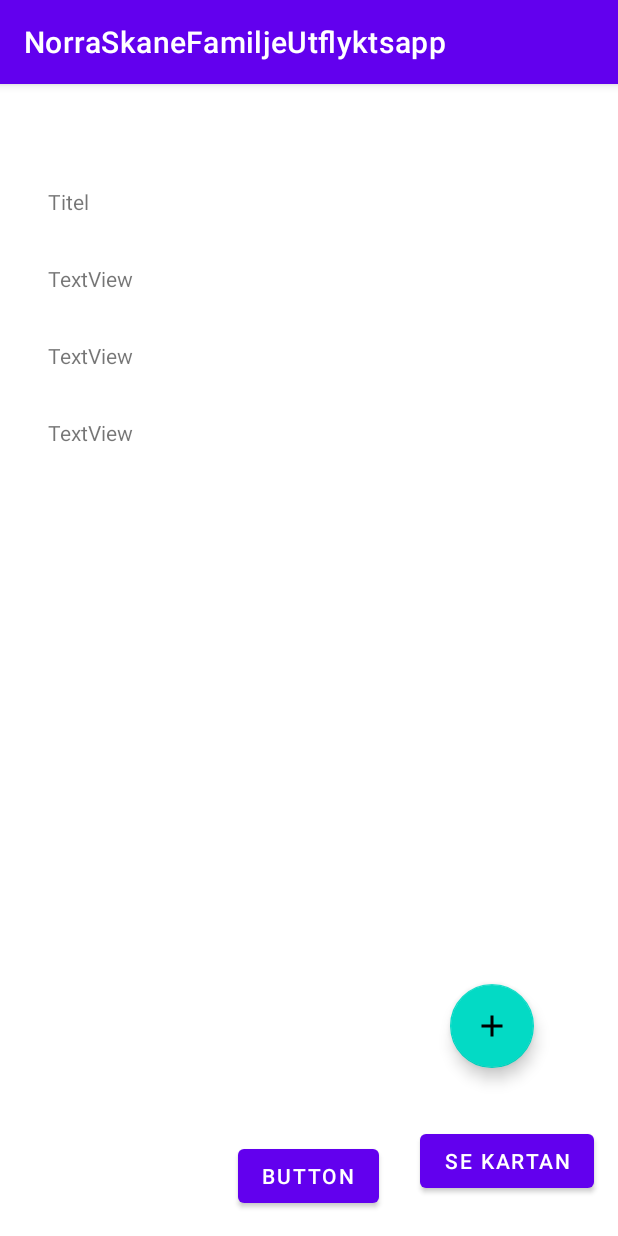
After one commit to JuliaGloggPete/UtflyktstippsMedBarn, an Android app: the fragment MoreInfoFragment placed in its activity, on a phone screen of 412 x 824 dp. The commit adds this screen. Run offline under Robolectric (Android 15) with nearby library versions, the phone set to English and light mode, and no system bars; our stand-ins replace Firebase (no records; nobody signed in at launch, a user with empty details on screens opened directly); Roboto replaces fonts that are not available here.

Commit message:
linked all attribute pictures, fixed position bug, created fragment for detail prescription

```diff
--- /dev/null
+++ b/app/src/main/java/com/example/norraskanefamiljeutflyktsapp/MoreInfoFragment.kt
@@ -0,0 +1,23 @@
+package com.example.norraskanefamiljeutflyktsapp
+
+import android.os.Bundle
+import android.view.LayoutInflater
+import android.view.View
+import android.view.ViewGroup
+import androidx.fragment.app.Fragment
+
+class MoreInfoFragment: Fragment() {
+
+    override fun onCreateView(
+        inflater: LayoutInflater,
+        container: ViewGroup?,
+        savedInstanceState: Bundle?
+    ): View? {
+
+        val view = inflater.inflate(R.layout.fragment_more_info, container, false)
+    return view
+
+    }
+
+
+}
--- /dev/null
+++ b/app/src/main/res/drawable/ic_baseline_home_grey.xml
@@ -0,0 +1,5 @@
+<vector android:height="24dp" android:tint="#bdc3c7"
+    android:viewportHeight="24" android:viewportWidth="24"
+    android:width="24dp" xmlns:android="http://schemas.android.com/apk/res/android">
+    <path android:fillColor="@android:color/white" android:pathData="M10,20v-6h4v6h5v-8h3L12,3 2,12h3v8z"/>
+</vector>
--- a/app/src/main/res/layout/activity_destinations_view.xml
+++ b/app/src/main/res/layout/activity_destinations_view.xml
@@ -40,4 +40,15 @@
         app:layout_constraintEnd_toEndOf="parent"
         app:layout_constraintTop_toBottomOf="@+id/recyclerView" />
 
+    <FrameLayout
+        android:id="@+id/container"
+        android:layout_width="412dp"
+        android:layout_height="731dp"
+        app:layout_constraintBottom_toBottomOf="parent"
+        app:layout_constraintEnd_toEndOf="parent"
+        app:layout_constraintHorizontal_bias="0.0"
+        app:layout_constraintStart_toStartOf="parent">
+
+    </FrameLayout>
+
 </androidx.constraintlayout.widget.ConstraintLayout>
--- a/app/src/main/res/layout/activity_test_scroll_down_add.xml
+++ b/app/src/main/res/layout/activity_test_scroll_down_add.xml
@@ -50,7 +50,8 @@
                 android:layout_height="wrap_content"
                 android:layout_marginLeft="16dp"
                 android:layout_marginTop="16dp"
-                android:text="Adress" />
+                android:text="Adress"
+                android:textColor="#C3C6CA" />
 
             <EditText
                 android:id="@+id/et_street"
--- /dev/null
+++ b/app/src/main/res/layout/fragment_more_info.xml
@@ -0,0 +1,69 @@
+<?xml version="1.0" encoding="utf-8"?>
+<androidx.constraintlayout.widget.ConstraintLayout xmlns:android="http://schemas.android.com/apk/res/android"
+    xmlns:app="http://schemas.android.com/apk/res-auto"
+    xmlns:tools="http://schemas.android.com/tools"
+    android:layout_width="match_parent"
+    android:layout_height="match_parent"
+    android:background="#FFFFFF">
+
+    <TextView
+        android:id="@+id/textView"
+        android:layout_width="wrap_content"
+        android:layout_height="wrap_content"
+        android:layout_marginStart="32dp"
+        android:layout_marginTop="32dp"
+        android:text="Titel"
+        app:layout_constraintStart_toStartOf="parent"
+        app:layout_constraintTop_toTopOf="parent" />
+
+    <TextView
+        android:id="@+id/textView2"
+        android:layout_width="wrap_content"
+        android:layout_height="wrap_content"
+        android:layout_marginStart="32dp"
+        android:layout_marginTop="32dp"
+        android:text="TextView"
+        app:layout_constraintStart_toStartOf="parent"
+        app:layout_constraintTop_toBottomOf="@+id/textView" />
+
+    <Button
+        android:id="@+id/btn_back_2_rv"
+        android:layout_width="wrap_content"
+        android:layout_height="wrap_content"
+        android:layout_marginBottom="16dp"
+        android:text="Button"
+        app:layout_constraintBottom_toBottomOf="parent"
+        app:layout_constraintEnd_toEndOf="parent"
+        app:layout_constraintHorizontal_bias="0.498"
+        app:layout_constraintStart_toStartOf="parent" />
+
+    <ImageView
+        android:id="@+id/imageView2"
+        android:layout_width="wrap_content"
+        android:layout_height="wrap_content"
+        android:layout_marginTop="32dp"
+        android:layout_marginEnd="16dp"
+        app:layout_constraintEnd_toEndOf="parent"
+        app:layout_constraintTop_toTopOf="parent"
+        tools:srcCompat="@tools:sample/avatars" />
+
+    <TextView
+        android:id="@+id/textView3"
+        android:layout_width="wrap_content"
+        android:layout_height="wrap_content"
+        android:layout_marginStart="32dp"
+        android:layout_marginTop="32dp"
+        android:text="TextView"
+        app:layout_constraintStart_toStartOf="parent"
+        app:layout_constraintTop_toBottomOf="@+id/textView2" />
+
+    <TextView
+        android:id="@+id/textView4"
+        android:layout_width="wrap_content"
+        android:layout_height="wrap_content"
+        android:layout_marginStart="32dp"
+        android:layout_marginTop="32dp"
+        android:text="TextView"
+        app:layout_constraintStart_toStartOf="parent"
+        app:layout_constraintTop_toBottomOf="@+id/textView3" />
+</androidx.constraintlayout.widget.ConstraintLayout>
```
Also changed, not shown: app/src/main/java/com/example/norraskanefamiljeutflyktsapp/DestinatinRecyclerAdapter.kt (+48 -2 lines), app/src/main/java/com/example/norraskanefamiljeutflyktsapp/DestinationsViewActivity.kt (+10 -0 lines), app/src/main/java/com/example/norraskanefamiljeutflyktsapp/MainActivity.kt (+18 -21 lines), app/src/main/res/layout/list_item_destination.xml (+61 -56 lines).
